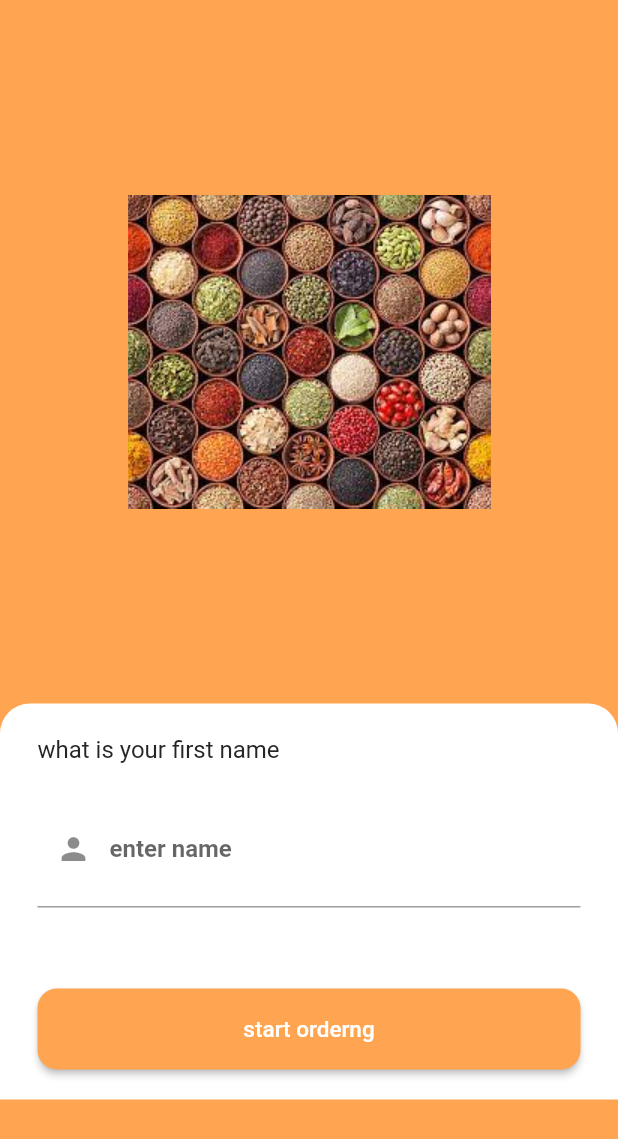
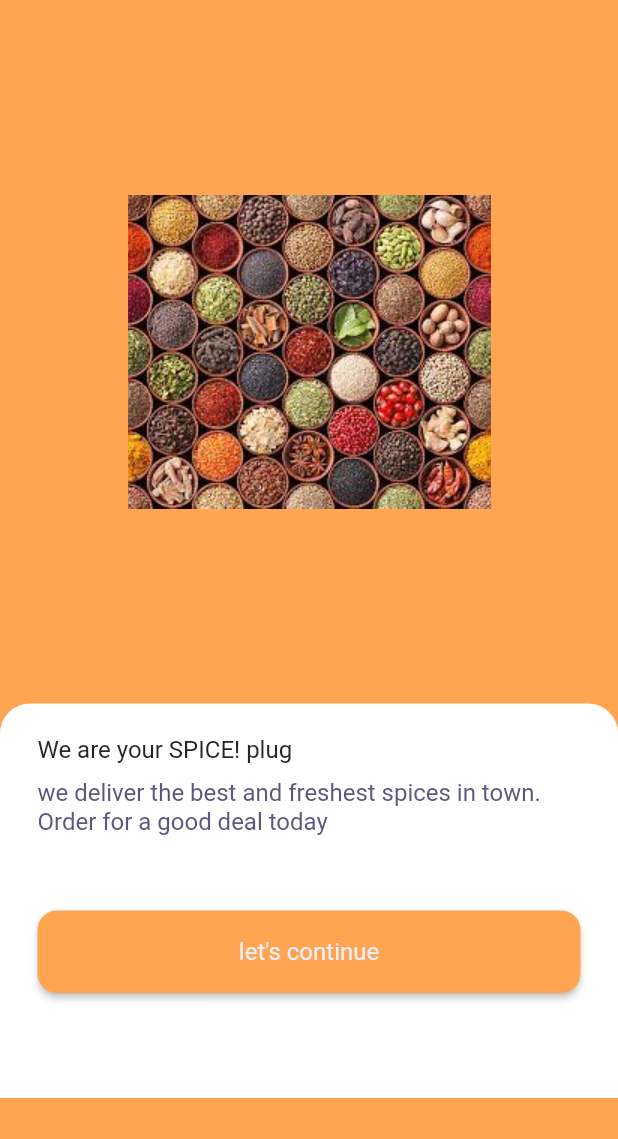
Before and after one commit to collo54/update-yro, a Flutter app: the screen it shows after launch, on a phone screen of 412 x 824 dp. Shown: the top 1139 px of the screen. Run offline on Flutter 3.47's test engine with Material 2 defaults, Android fonts, the phone set to English and light mode, and no system bars; our stand-ins replace cloud_firestore, firebase_auth, firebase_core, flutter_riverpod, google_fonts, google_sign_in; missing offline and left inert: division; accounts and stored records are empty; Roboto replaces fonts that are missing (Acme).

Commit message:
welcome page added

```diff
--- a/lib/constants/colors.dart
+++ b/lib/constants/colors.dart
@@ -4,4 +4,7 @@ const Color kPrimaryLight = Color(0xFFEDEEF7);
 const Color kPrimary = Color(0xFF5B60BA);
 const Color kPrimaryDark = Color(0xFF000036);
 const Color kGreyLight = Color(0xFFB4B7BF);
-const Color kOrange = Color.fromARGB(255, 255, 165, 81);
+const Color kOrange = Color.fromRGBO(255, 165, 81, 1);
+const Color kpurplelight = Color.fromRGBO(93, 87, 126, 1);
+const Color ktextfill = Color.fromRGBO(247, 245, 245, 1);
+const Color klabeltext = Color.fromRGBO(194, 189, 189, 0.7);
--- a/lib/custom/wrapper.dart
+++ b/lib/custom/wrapper.dart
@@ -1,7 +1,8 @@
 import 'package:flutter/material.dart';
 import 'package:update_yro/models/usermodel.dart';
-import 'package:update_yro/pages/loginpage.dart';
 import 'package:update_yro/pages/homepage.dart';
+
+import '../pages/welcome_page.dart';
 
 class Wrapper extends StatelessWidget {
   const Wrapper({Key? key, required this.userSnapshot}) : super(key: key);
@@ -10,7 +11,7 @@ class Wrapper extends StatelessWidget {
   @override
   Widget build(BuildContext context) {
     if (userSnapshot.connectionState == ConnectionState.active) {
-      return userSnapshot.hasData ? const HomePage() : const Loginpage();
+      return userSnapshot.hasData ? const HomePage() : const WelcomePage();
     }
     return const Scaffold(
       body: Center(
--- a/lib/layout/imageres.dart
+++ b/lib/layout/image_layout.dart
@@ -6,7 +6,7 @@ class Imagecontent extends StatelessWidget {
   List<Widget> pageChildren(double width) {
     return <Widget>[
       Container(
-        padding: const EdgeInsets.symmetric(horizontal: 25, vertical: 5),
+        padding: const EdgeInsets.symmetric(horizontal: 20, vertical: 10),
         decoration: const BoxDecoration(
             color: Color.fromARGB(0, 233, 162, 95),
             borderRadius: BorderRadius.only(
@@ -15,12 +15,10 @@ class Imagecontent extends StatelessWidget {
             )),
         width: width,
         height: 469,
-        child: Center(
-          child: Image.asset(
-            'assets/images/spice3.jpg',
-            width: 260,
-            height: 301,
-          ),
+        child: Image.asset(
+          'assets/images/spice3.jpg',
+          width: 260,
+          height: 301,
         ),
       ),
     ];
--- a/lib/layout/loginform.dart
+++ /dev/null
@@ -1,308 +0,0 @@
-// ignore_for_file: avoid_print
-
-import 'package:flutter/material.dart';
-import 'package:flutter_riverpod/flutter_riverpod.dart';
-import 'package:google_fonts/google_fonts.dart';
-import 'package:update_yro/constants/colors.dart';
-//import 'package:lottie/lottie.dart';
-import 'package:update_yro/main.dart';
-
-//import 'package:rive/rive.dart';
-//import 'package:yro/constants/colors.dart';
-
-enum EmailSignInFormType { signIn, register }
-
-class FinalstatefulForm extends ConsumerStatefulWidget {
-  const FinalstatefulForm({Key? key}) : super(key: key);
-
-  @override
-  _FinalstatefulFormState createState() => _FinalstatefulFormState();
-}
-
-class _FinalstatefulFormState extends ConsumerState<FinalstatefulForm> {
-  final _formKey = GlobalKey<FormState>();
-  // EmailSignInFormType _formType = EmailSignInFormType.signIn;
-
-  String? _name;
-  // String? _password;
-
-  String? phoneNo, smsCode;
-
-  bool codeSent = false;
-
-  /*void _toogleFormType() {
-    setState(() {
-      _formType = _formType == EmailSignInFormType.signIn
-          ? EmailSignInFormType.register
-          : EmailSignInFormType.signIn;
-    });
-    final form = _formKey.currentState!;
-    form.reset();
-  }*/
-
-  //A future asynchronous field that implements authservice to sign in anonymously when
-  // user clicks anonymous button
-  Future<void> _signInAnonymously() async {
-    try {
-      final auth = ref.read(authenticate);
-      final user = await auth.signInAnonymously();
-      print('uid: ${user!.uid}');
-    } catch (e) {
-      print(e);
-    }
-  }
-
-//A future asynchronous field that implements authservice to sign in with google when
-// user clicks google button
-  /* Future<void> _signInWithGoogle(BuildContext context) async {
-    try {
-      final auth = ref.read(authenticate);
-      final user = await auth.signInWithGoogle();
-      print('uid: ${user!.uid}');
-    } catch (e) {
-      print(e.toString());
-    }
-  }*/
-
-//A future asynchronous field that implements authservice to create user or log in with email
-//when user clicks email button button
-  /* Future<void> _submit(BuildContext context) async {
-    try {
-      if ((_formType == EmailSignInFormType.signIn) &&
-          (_validateAndSaveForm())) {
-        print('$_email');
-        final auth = ref.read(authenticate);
-        await auth.signInWithEmailAndPassword(_email, _password!);
-      } else if (_validateAndSaveForm()) {
-        print('$_email');
-        final auth = ref.read(authenticate);
-        await auth.createUserWithEmailAndPassword(_email, _password!);
-      }
-    } catch (e) {
-      print(e.toString());
-    }
-  }
-
-    bool _validateAndSaveForm() {
-    final form = _formKey.currentState!;
-    if (form.validate()) {
-      form.save();
-      return true;
-    }
-    return false;
-  }
- */
-
-  Future<void> _submit(BuildContext context) async {
-    try {} catch (e) {
-      print(e.toString());
-    }
-  }
-
-  @override
-  Widget build(BuildContext context) {
-    return LayoutBuilder(
-      builder: (context, constraints) {
-        if (constraints.maxWidth > 800) {
-          return Flex(
-            direction: Axis.vertical,
-            children: pageChildren(constraints.biggest.width / 2, context),
-          );
-        } else {
-          return Flex(
-            direction: Axis.vertical,
-            children: pageChildren(constraints.biggest.width, context),
-          );
-        }
-      },
-    );
-  }
-
-  List<Widget> pageChildren(double width, BuildContext context) {
-    return <Widget>[
-      Container(
-        // color: Colors.white70,
-        padding: const EdgeInsets.symmetric(horizontal: 10, vertical: 5),
-        decoration: const BoxDecoration(
-          color: Color.fromARGB(255, 255, 255, 255),
-          borderRadius: BorderRadius.only(
-            topLeft: Radius.circular(20),
-            topRight: Radius.circular(20),
-          ),
-        ),
-        width: width,
-        child: _buildMessage(context),
-      ),
-    ];
-  }
-
-  Widget _buildMessage(BuildContext context) {
-    return Column(crossAxisAlignment: CrossAxisAlignment.start, children: [
-      const SizedBox(
-        height: 16,
-      ),
-      Padding(
-        padding: const EdgeInsets.symmetric(horizontal: 15),
-        child: Text(
-          'what is your first name',
-          style: GoogleFonts.acme(
-            textStyle: const TextStyle(
-              color: Color.fromARGB(255, 37, 37, 37),
-              fontSize: 16,
-              fontWeight: FontWeight.normal,
-            ),
-          ),
-        ),
-      ),
-      const SizedBox(
-        height: 10,
-      ),
-      Padding(
-          padding: const EdgeInsets.symmetric(horizontal: 15),
-          child: _buildForm()),
-      const SizedBox(
-        height: 30,
-      ),
-      Padding(
-          padding: const EdgeInsets.symmetric(horizontal: 15),
-          child: _buildButtons(context)),
-    ]);
-  }
-
-  Widget _buildButtons(BuildContext context) {
-    return Column(
-      crossAxisAlignment: CrossAxisAlignment.stretch,
-      children: [
-        MaterialButton(
-          minWidth: 200,
-          color: kOrange,
-          shape: const RoundedRectangleBorder(
-              borderRadius: BorderRadius.all(Radius.circular(13.0))),
-          onPressed: () => _submit(context),
-          child: const Padding(
-            padding: EdgeInsets.symmetric(vertical: 18.0, horizontal: 25.0),
-            child: Text(
-              'start orderng',
-              style: TextStyle(
-                  color: Colors.white,
-                  fontSize: 15,
-                  fontStyle: FontStyle.normal),
-            ),
-          ),
-        ),
-        const SizedBox(
-          height: 15,
-        ),
-        /*  MaterialButton(
-          minWidth: 200,
-          color: Colors.yellow[700],
-          shape: const RoundedRectangleBorder(
-              borderRadius: BorderRadius.all(Radius.circular(13.0))),
-          onPressed: () => _signInAnonymously(),
-          child: const Padding(
-            padding: EdgeInsets.symmetric(vertical: 18.0, horizontal: 25.0),
-            child: Text(
-              "Sign up anonymously",
-              style: TextStyle(
-                  color: Colors.white,
-                  fontSize: 15,
-                  fontStyle: FontStyle.normal),
-            ),
-          ),
-        ),
-        const SizedBox(
-          height: 15,
-        ),
-        MaterialButton(
-          color: Colors.white,
-          shape: const RoundedRectangleBorder(
-            borderRadius: BorderRadius.all(Radius.circular(13.0)),
-          ),
-          onPressed: () => _signInWithGoogle(context),
-          child: Padding(
-            padding: const EdgeInsets.symmetric(vertical: 13, horizontal: 30),
-            child: Row(
-              mainAxisAlignment: MainAxisAlignment.center,
-              children: const [
-                // Image.asset("assets/images/google-logo.png"),
-                SizedBox(
-                  width: 10,
-                ),
-                Text(
-                  "Sign Up with google",
-                  style: TextStyle(
-                      color: Colors.black,
-                      fontSize: 15,
-                      fontStyle: FontStyle.normal),
-                ),
-              ],
-            ),
-          ),
-        ),
-        const SizedBox(
-          height: 15,
-        ),*/
-      ],
-    );
-  }
-
-  Widget _buildForm() {
-    return Form(
-      key: _formKey,
-      child: Column(
-        crossAxisAlignment: CrossAxisAlignment.stretch,
-        children: _buildFormChildren(),
-      ),
-    );
-  }
-
-  List<Widget> _buildFormChildren() {
-    return [
-      const SizedBox(
-        height: 8,
-      ),
-      TextFormField(
-        validator: (value) {
-          if (value!.isEmpty) {
-            return 'enter your name';
-          }
-          return null;
-        },
-        //initialValue: _email,
-        onSaved: (value) => _name = value!.trim(),
-        style: const TextStyle(fontWeight: FontWeight.w600),
-        decoration: const InputDecoration(
-          prefixIcon: Icon(Icons.person),
-          labelText: 'enter name',
-        ),
-        keyboardType: TextInputType.emailAddress,
-        maxLines: 2,
-        textAlign: TextAlign.center,
-      ),
-      const SizedBox(
-        height: 16,
-      ),
-      /* TextFormField(
-        validator: (value) {
-          if (value!.isEmpty) {
-            return 'enter your password';
-          }
-          return null;
-        },
-        onSaved: (value) => _password = value,
-        //initialValue: _password,
-        obscureText: true,
-        style: const TextStyle(fontWeight: FontWeight.w600),
-        decoration: const InputDecoration(
-          prefixIcon: Icon(Icons.lock_outline_sharp),
-          labelText: 'Password',
-        ),
-        maxLines: 1,
-        textAlign: TextAlign.center,
-      ),*/
-      const SizedBox(
-        height: 8,
-      ),
-    ];
-  }
-}
--- /dev/null
+++ b/lib/layout/welcome_layout.dart
@@ -0,0 +1,140 @@
+// ignore_for_file: avoid_print
+import 'package:flutter/material.dart';
+import 'package:google_fonts/google_fonts.dart';
+import 'package:update_yro/pages/authentcationpage.dart';
+import '../constants/colors.dart';
+
+class WelcomeLayout extends StatelessWidget {
+  const WelcomeLayout({Key? key}) : super(key: key);
+
+//pushes a new route from welcome page to authentication page
+  Future<void> _gotoAutheticationpage(BuildContext context) async {
+    try {
+      Navigator.push(
+        context,
+        MaterialPageRoute(builder: (context) => const AuthenticationPage()),
+      );
+    } catch (e) {
+      print(e);
+    }
+  }
+
+  @override
+  Widget build(BuildContext context) {
+    return LayoutBuilder(
+      builder: (context, constraints) {
+        if (constraints.maxWidth > 800) {
+          return Flex(
+            direction: Axis.vertical,
+            children: pageChildren(constraints.biggest.width / 2, context),
+          );
+        } else {
+          return Flex(
+            direction: Axis.vertical,
+            children: pageChildren(constraints.biggest.width, context),
+          );
+        }
+      },
+    );
+  }
+
+  List<Widget> pageChildren(double width, BuildContext context) {
+    return <Widget>[
+      Container(
+        // color: Colors.white70,
+        padding: const EdgeInsets.symmetric(horizontal: 10, vertical: 5),
+        decoration: const BoxDecoration(
+          color: Color.fromARGB(255, 255, 255, 255),
+          borderRadius: BorderRadius.only(
+            topLeft: Radius.circular(20),
+            topRight: Radius.circular(20),
+          ),
+        ),
+        width: width,
+        child: _buildMessage(context),
+      ),
+    ];
+  }
+
+  Widget _buildMessage(BuildContext context) {
+    return Column(
+      crossAxisAlignment: CrossAxisAlignment.start,
+      children: [
+        const SizedBox(
+          height: 16,
+        ),
+        Padding(
+          padding: const EdgeInsets.symmetric(horizontal: 15),
+          child: Text(
+            'We are your SPICE! plug',
+            style: GoogleFonts.acme(
+              textStyle: const TextStyle(
+                color: Color.fromARGB(255, 37, 37, 37),
+                fontSize: 16,
+                fontWeight: FontWeight.normal,
+              ),
+            ),
+          ),
+        ),
+        const SizedBox(
+          height: 10,
+        ),
+        Padding(
+          padding: const EdgeInsets.symmetric(horizontal: 15),
+          child: Text(
+            'we deliver the best and freshest spices in town.\nOrder for a good deal today',
+            style: GoogleFonts.acme(
+              textStyle: const TextStyle(
+                color: kpurplelight,
+                fontSize: 16,
+                fontWeight: FontWeight.normal,
+              ),
+            ),
+          ),
+        ),
+        const SizedBox(
+          height: 50,
+        ),
+        Padding(
+          padding: const EdgeInsets.symmetric(horizontal: 15),
+          child: _buildButton(context),
+        ),
+        const SizedBox(
+          height: 50,
+        ),
+      ],
+    );
+  }
+
+  _buildButton(BuildContext context) {
+    return Column(
+      crossAxisAlignment: CrossAxisAlignment.stretch,
+      children: [
+        MaterialButton(
+          minWidth: 200,
+          color: kOrange,
+          shape: const RoundedRectangleBorder(
+              borderRadius: BorderRadius.all(Radius.circular(13.0))),
+          onPressed: () => _gotoAutheticationpage(context),
+          child: Padding(
+            padding:
+                const EdgeInsets.symmetric(vertical: 18.0, horizontal: 25.0),
+            child: Text(
+              "let's continue",
+              style: GoogleFonts.acme(
+                textStyle: const TextStyle(
+                  color: kPrimaryLight,
+                  fontSize: 16,
+                  fontWeight: FontWeight.normal,
+                ),
+              ),
+            ),
+          ),
+        ),
+        const SizedBox(
+          height: 15,
+        ),
+      ],
+    );
+  }
+}
--- a/lib/pages/loginpage.dart
+++ b/lib/pages/authentcationpage.dart
@@ -1,10 +1,10 @@
 import 'package:flutter/material.dart';
 import 'package:update_yro/constants/colors.dart';
-import 'package:update_yro/layout/imageres.dart';
-import 'package:update_yro/layout/loginform.dart';
+import 'package:update_yro/layout/authentication_form_layout.dart';
+import 'package:update_yro/layout/image_layout.dart';
 
-class Loginpage extends StatelessWidget {
-  const Loginpage({Key? key}) : super(key: key);
+class AuthenticationPage extends StatelessWidget {
+  const AuthenticationPage({Key? key}) : super(key: key);
 
   @override
   Widget build(BuildContext context) {
@@ -14,7 +14,7 @@ class Loginpage extends StatelessWidget {
         child: Column(
           children: const <Widget>[
             Imagecontent(),
-            FinalstatefulForm(),
+            AuthenticationForm(),
           ],
         ),
       ),
--- /dev/null
+++ b/lib/pages/welcome_page.dart
@@ -0,0 +1,23 @@
+import 'package:flutter/material.dart';
+import 'package:update_yro/constants/colors.dart';
+import 'package:update_yro/layout/image_layout.dart';
+import 'package:update_yro/layout/welcome_layout.dart';
+
+class WelcomePage extends StatelessWidget {
+  const WelcomePage({Key? key}) : super(key: key);
+
+  @override
+  Widget build(BuildContext context) {
+    return Scaffold(
+      backgroundColor: kOrange,
+      body: SingleChildScrollView(
+        child: Column(
+          children: const <Widget>[
+            Imagecontent(),
+            WelcomeLayout(),
+          ],
+        ),
+      ),
+    );
+  }
+}
```
Also changed, not shown: lib/layout/authentication_form_layout.dart (added, +193 -0 lines), lib/pages/homepage.dart (+2 -5 lines).
